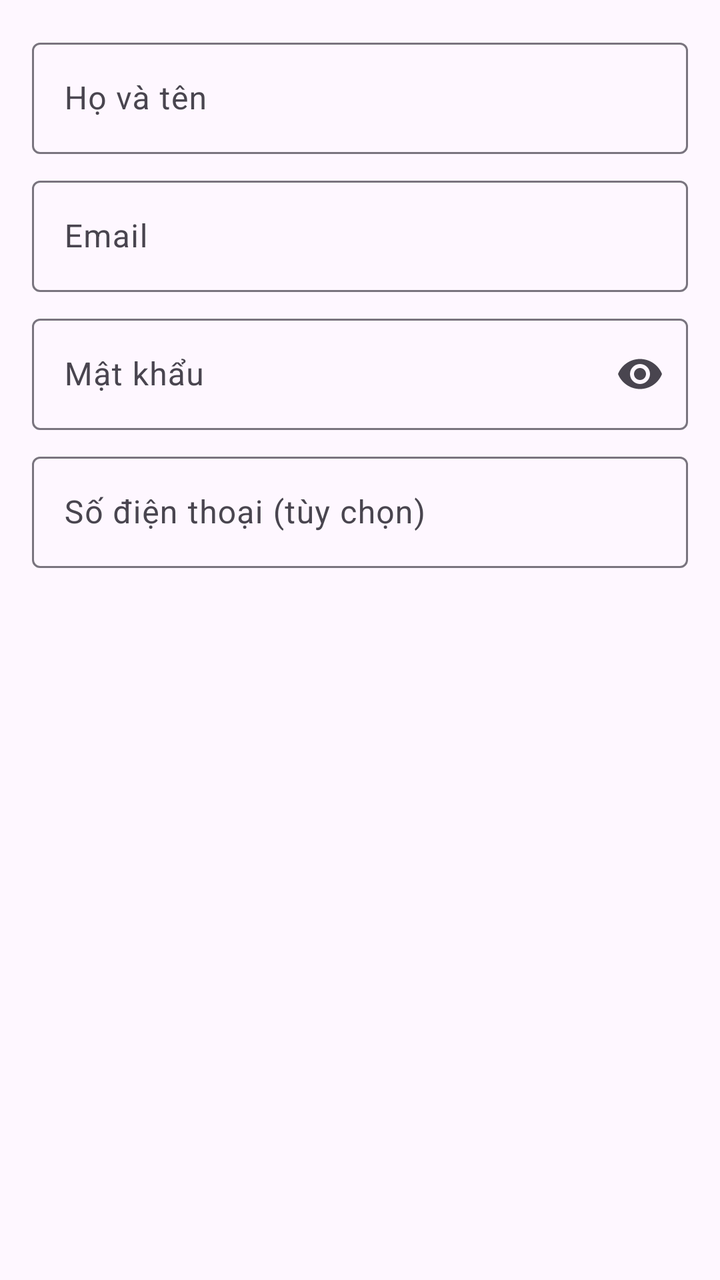
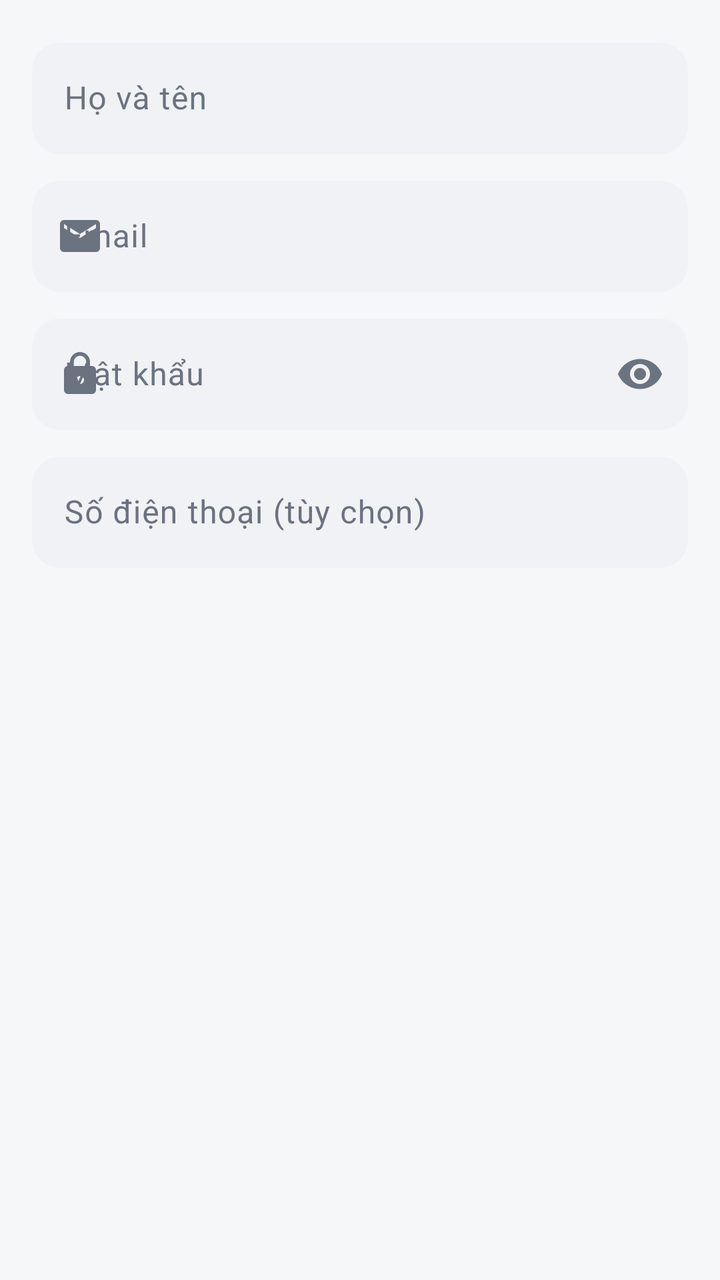

Two renders of the same Android screen: before a commit and after it. Below are the layout's source before the change and the commit's diff.
<!-- AndroidManifest.xml: application theme Theme.GugugagaAdmin -->
<!-- res/layout/dialog_tao_nhan_vien.xml -->
<?xml version="1.0" encoding="utf-8"?>
<ScrollView xmlns:android="http://schemas.android.com/apk/res/android"
    xmlns:app="http://schemas.android.com/apk/res-auto"
    android:layout_width="match_parent"
    android:layout_height="wrap_content"
    android:fillViewport="true">

    <LinearLayout
        android:layout_width="match_parent"
        android:layout_height="wrap_content"
        android:orientation="vertical"
        android:padding="@dimen/khoang_md">

        <com.google.android.material.textfield.TextInputLayout
            android:id="@+id/tilHoTen"
            android:layout_width="match_parent"
            android:layout_height="wrap_content"
            android:hint="@string/hint_ho_ten">

            <com.google.android.material.textfield.TextInputEditText
                android:id="@+id/edtHoTen"
                android:layout_width="match_parent"
                android:layout_height="wrap_content"
                android:inputType="textPersonName" />
        </com.google.android.material.textfield.TextInputLayout>

        <com.google.android.material.textfield.TextInputLayout
            android:id="@+id/tilEmail"
            android:layout_width="match_parent"
            android:layout_height="wrap_content"
            android:layout_marginTop="@dimen/khoang_sm"
            android:hint="@string/hint_email">

            <com.google.android.material.textfield.TextInputEditText
                android:id="@+id/edtEmail"
                android:layout_width="match_parent"
                android:layout_height="wrap_content"
                android:inputType="textEmailAddress" />
        </com.google.android.material.textfield.TextInputLayout>

        <com.google.android.material.textfield.TextInputLayout
            android:id="@+id/tilMatKhau"
            android:layout_width="match_parent"
            android:layout_height="wrap_content"
            android:layout_marginTop="@dimen/khoang_sm"
            android:hint="@string/hint_mat_khau"
            app:endIconMode="password_toggle">

            <com.google.android.material.textfield.TextInputEditText
                android:id="@+id/edtMatKhau"
                android:layout_width="match_parent"
                android:layout_height="wrap_content"
                android:inputType="textPassword" />
        </com.google.android.material.textfield.TextInputLayout>

        <com.google.android.material.textfield.TextInputLayout
            android:id="@+id/tilSoDienThoai"
            android:layout_width="match_parent"
            android:layout_height="wrap_content"
            android:layout_marginTop="@dimen/khoang_sm"
            android:hint="@string/hint_so_dien_thoai_tuy_chon">

            <com.google.android.material.textfield.TextInputEditText
                android:id="@+id/edtSoDienThoai"
                android:layout_width="match_parent"
                android:layout_height="wrap_content"
                android:inputType="phone" />
        </com.google.android.material.textfield.TextInputLayout>
    </LinearLayout>
</ScrollView>
<!-- resources referenced by this layout -->
<resources>
  <style name="Theme.GugugagaAdmin" parent="Theme.Material3.DayNight.NoActionBar">
          <item name="colorPrimary">@color/xanh_ocop</item>
          <item name="colorPrimaryContainer">@color/xanh_ocop_nhat</item>
      </style>
  <color name="xanh_ocop">#1B6B3A</color>
  <color name="xanh_ocop_nhat">#A7F0B8</color>
  <!-- unchanged entries left out for length: 6 -->
</resources>

<!-- the commit's change to res/layout/dialog_tao_nhan_vien.xml (unified diff, before → after) -->
@@ -13,6 +13,7 @@
 
         <com.google.android.material.textfield.TextInputLayout
             android:id="@+id/tilHoTen"
+            style="@style/ONhapOcop"
             android:layout_width="match_parent"
             android:layout_height="wrap_content"
             android:hint="@string/hint_ho_ten">
@@ -26,10 +27,12 @@
 
         <com.google.android.material.textfield.TextInputLayout
             android:id="@+id/tilEmail"
+            style="@style/ONhapOcop"
             android:layout_width="match_parent"
             android:layout_height="wrap_content"
             android:layout_marginTop="@dimen/khoang_sm"
-            android:hint="@string/hint_email">
+            android:hint="@string/hint_email"
+            app:startIconDrawable="@drawable/ic_email">
 
             <com.google.android.material.textfield.TextInputEditText
                 android:id="@+id/edtEmail"
@@ -40,11 +43,13 @@
 
         <com.google.android.material.textfield.TextInputLayout
             android:id="@+id/tilMatKhau"
+            style="@style/ONhapOcop"
             android:layout_width="match_parent"
             android:layout_height="wrap_content"
             android:layout_marginTop="@dimen/khoang_sm"
             android:hint="@string/hint_mat_khau"
-            app:endIconMode="password_toggle">
+            app:endIconMode="password_toggle"
+            app:startIconDrawable="@drawable/ic_mat_khau">
 
             <com.google.android.material.textfield.TextInputEditText
                 android:id="@+id/edtMatKhau"
@@ -55,6 +60,7 @@
 
         <com.google.android.material.textfield.TextInputLayout
             android:id="@+id/tilSoDienThoai"
+            style="@style/ONhapOcop"
             android:layout_width="match_parent"
             android:layout_height="wrap_content"
             android:layout_marginTop="@dimen/khoang_sm"
<!-- resource entries referenced after the edit -->
@@ -1,11 +1,151 @@
 <!-- resources referenced by this layout -->
 <resources>
+  <!-- drawable ic_email (drawable) -->
+  <vector xmlns:android="http://schemas.android.com/apk/res/android"
+      android:width="24dp"
+      android:height="24dp"
+      android:viewportWidth="24"
+      android:viewportHeight="24">
+      <path
+          android:fillColor="@color/chu_phu"
+          android:pathData="M20,4H4C2.9,4 2,4.9 2,6v12c0,1.1 0.9,2 2,2h16c1.1,0 2,-0.9 2,-2V6C22,4.9 21.1,4 20,4zM20,8l-8,5L4,8V6l8,5l8,-5V8z" />
+  </vector>
+  <!-- drawable ic_mat_khau (drawable) -->
+  <vector xmlns:android="http://schemas.android.com/apk/res/android"
+      android:width="24dp"
+      android:height="24dp"
+      android:viewportWidth="24"
+      android:viewportHeight="24">
+      <path
+          android:fillColor="@color/chu_phu"
+          android:pathData="M18,8h-1V6c0,-2.76 -2.24,-5 -5,-5S7,3.24 7,6v2H6c-1.1,0 -2,0.9 -2,2v10c0,1.1 0.9,2 2,2h12c1.1,0 2,-0.9 2,-2V10C20,8.9 19.1,8 18,8zM12,17c-1.1,0 -2,-0.9 -2,-2s0.9,-2 2,-2s2,0.9 2,2S13.1,17 12,17zM15.1,8H8.9V6c0,-1.71 1.39,-3.1 3.1,-3.1s3.1,1.39 3.1,3.1V8z" />
+  </vector>
+  <style name="ONhapOcop" parent="Widget.Material3.TextInputLayout.OutlinedBox">
+          <item name="boxCornerRadiusTopStart">@dimen/bo_goc_md</item>
+          <item name="boxCornerRadiusTopEnd">@dimen/bo_goc_md</item>
+          <item name="boxCornerRadiusBottomStart">@dimen/bo_goc_md</item>
+          <item name="boxCornerRadiusBottomEnd">@dimen/bo_goc_md</item>
+          <item name="boxBackgroundColor">@color/nen_nhap</item>
+          <item name="boxStrokeWidth">0dp</item>
+          <item name="boxStrokeWidthFocused">1.5dp</item>
+          <item name="boxStrokeColor">@color/xanh_ocop</item>
+      </style>
   <style name="Theme.GugugagaAdmin" parent="Theme.Material3.DayNight.NoActionBar">
           <item name="colorPrimary">@color/xanh_ocop</item>
+          <item name="colorOnPrimary">@color/nen_icon</item>
           <item name="colorPrimaryContainer">@color/xanh_ocop_nhat</item>
+          <item name="colorOnPrimaryContainer">@color/xanh_ocop_tren_nhat</item>
+  
+          <item name="colorSecondary">@color/xanh_phu</item>
+          <item name="colorSecondaryContainer">@color/xanh_phu_nhat</item>
+          <item name="colorOnSecondaryContainer">@color/xanh_phu_tren_nhat</item>
+  
+          <item name="colorTertiary">@color/vang_ocop</item>
+          <item name="colorTertiaryContainer">@color/vang_ocop_nhat</item>
+          <item name="colorOnTertiaryContainer">@color/vang_ocop_tren_nhat</item>
+  
+          <item name="android:colorBackground">@color/nen_man_hinh</item>
+          <item name="colorSurface">@color/nen_man_hinh</item>
+          <item name="colorSurfaceContainerLowest">@color/nen_the</item>
+          <item name="colorSurfaceContainerLow">@color/nen_nhap</item>
+          <item name="colorSurfaceContainer">@color/nen_nhap_dam</item>
+          <item name="colorOnSurface">@color/chu_chinh</item>
+          <item name="colorOnSurfaceVariant">@color/chu_phu</item>
+          <item name="colorOutlineVariant">@color/vien_the</item>
+          <item name="colorError">@color/do_tu_choi</item>
+  
+          <item name="android:windowBackground">@color/nen_man_hinh</item>
+          <item name="shapeAppearanceSmallComponent">@style/HinhDangNho</item>
+          <item name="shapeAppearanceMediumComponent">@style/HinhDangVua</item>
+          <item name="shapeAppearanceLargeComponent">@style/HinhDangLon</item>
+  
+          <item name="materialButtonStyle">@style/NutChinhOcop</item>
+          <item name="materialButtonOutlinedStyle">@style/NutVienOcop</item>
+          <item name="textInputStyle">@style/ONhapOcop</item>
+          <item name="bottomNavigationStyle">@style/ThanhDieuHuongDuoiOcop</item>
+          <item name="chipStyle">@style/ChipLocOcop</item>
       </style>
-  <color name="xanh_ocop">#1B6B3A</color>
-  <color name="xanh_ocop_nhat">#A7F0B8</color>
+  <color name="chu_phu">#6B7280</color>
+  <dimen name="bo_goc_md">14dp</dimen>
+  <color name="nen_nhap">#F1F2F5</color>
+  <color name="xanh_ocop">#15803D</color>
+  <color name="nen_icon">#FFFFFF</color>
+  <color name="xanh_ocop_nhat">#E7F6EC</color>
+  <color name="xanh_ocop_tren_nhat">#14532D</color>
+  <color name="xanh_phu">#374151</color>
+  <color name="xanh_phu_nhat">#F1F2F4</color>
+  <color name="xanh_phu_tren_nhat">#111827</color>
+  <color name="vang_ocop">#D97706</color>
+  <color name="vang_ocop_nhat">#FEF7E6</color>
+  <color name="vang_ocop_tren_nhat">#92400E</color>
+  <color name="nen_man_hinh">#F6F7F9</color>
+  <color name="nen_the">#FFFFFF</color>
+  <color name="nen_nhap_dam">#E5E7EB</color>
+  <color name="chu_chinh">#111827</color>
+  <color name="vien_the">#EAECEF</color>
+  <color name="do_tu_choi">#DC2626</color>
+  <style name="HinhDangNho" parent="ShapeAppearance.Material3.SmallComponent">
+          <item name="cornerSize">@dimen/bo_goc_md</item>
+      </style>
+  <style name="HinhDangVua" parent="ShapeAppearance.Material3.MediumComponent">
+          <item name="cornerSize">@dimen/bo_goc_the</item>
+      </style>
+  <style name="HinhDangLon" parent="ShapeAppearance.Material3.LargeComponent">
+          <item name="cornerSize">@dimen/bo_goc_lon</item>
+      </style>
+  <style name="NutChinhOcop" parent="Widget.Material3.Button">
+          <item name="cornerRadius">@dimen/bo_goc_md</item>
+          <item name="android:minHeight">@dimen/nut_cao</item>
+          <item name="android:textStyle">bold</item>
+          <item name="android:elevation">0dp</item>
+          <item name="elevation">0dp</item>
+      </style>
+  <style name="NutVienOcop" parent="Widget.Material3.Button.TonalButton">
+          <item name="cornerRadius">@dimen/bo_goc_md</item>
+          <item name="backgroundTint">@color/nen_nhap</item>
+          <item name="android:textColor">@color/chu_chinh</item>
+          <item name="android:minHeight">46dp</item>
+      </style>
+  <style name="ThanhDieuHuongDuoiOcop" parent="Widget.Material3.BottomNavigationView">
+          <item name="android:background">@android:color/transparent</item>
+          <item name="android:minHeight">64dp</item>
+          <item name="itemActiveIndicatorStyle">@style/ChiBaoTabOcop</item>
+          <item name="itemIconTint">@color/mau_tab_bottom</item>
+          <item name="itemTextColor">@color/mau_tab_bottom</item>
+          <item name="itemIconSize">22dp</item>
+          <item name="itemPaddingTop">10dp</item>
+          <item name="itemPaddingBottom">10dp</item>
+          <item name="itemTextAppearanceActive">@style/ChuTabDockChon</item>
+          <item name="itemTextAppearanceInactive">@style/ChuTabDock</item>
+          <item name="labelVisibilityMode">labeled</item>
+          <item name="elevation">0dp</item>
+      </style>
+  <style name="ChipLocOcop" parent="Widget.Material3.Chip.Filter">
+          <item name="chipCornerRadius">@dimen/bo_goc_vien</item>
+          <item name="chipStrokeWidth">0dp</item>
+          <item name="chipBackgroundColor">@color/mau_nen_chip_loc</item>
+          <item name="android:textColor">@color/mau_chu_chip_loc</item>
+          <item name="checkedIconVisible">false</item>
+          <item name="chipMinTouchTargetSize">38dp</item>
+      </style>
+  <dimen name="bo_goc_the">16dp</dimen>
+  <dimen name="bo_goc_lon">22dp</dimen>
+  <dimen name="nut_cao">50dp</dimen>
+  <style name="ChiBaoTabOcop" parent="Widget.Material3.BottomNavigationView.ActiveIndicator">
+          <item name="android:color">@color/chi_bao_dock</item>
+          <item name="android:width">54dp</item>
+          <item name="android:height">30dp</item>
+      </style>
+  <style name="ChuTabDockChon" parent="TextAppearance.Material3.LabelSmall">
+          <item name="android:textSize">@dimen/chu_tab_dock</item>
+          <item name="android:textStyle">bold</item>
+      </style>
+  <style name="ChuTabDock" parent="TextAppearance.Material3.LabelSmall">
+          <item name="android:textSize">@dimen/chu_tab_dock</item>
+      </style>
+  <dimen name="bo_goc_vien">999dp</dimen>
+  <color name="chi_bao_dock">#E7F6EC</color>
+  <dimen name="chu_tab_dock">10.5sp</dimen>
   <!-- unchanged entries left out for length: 6 -->
 </resources>
 
